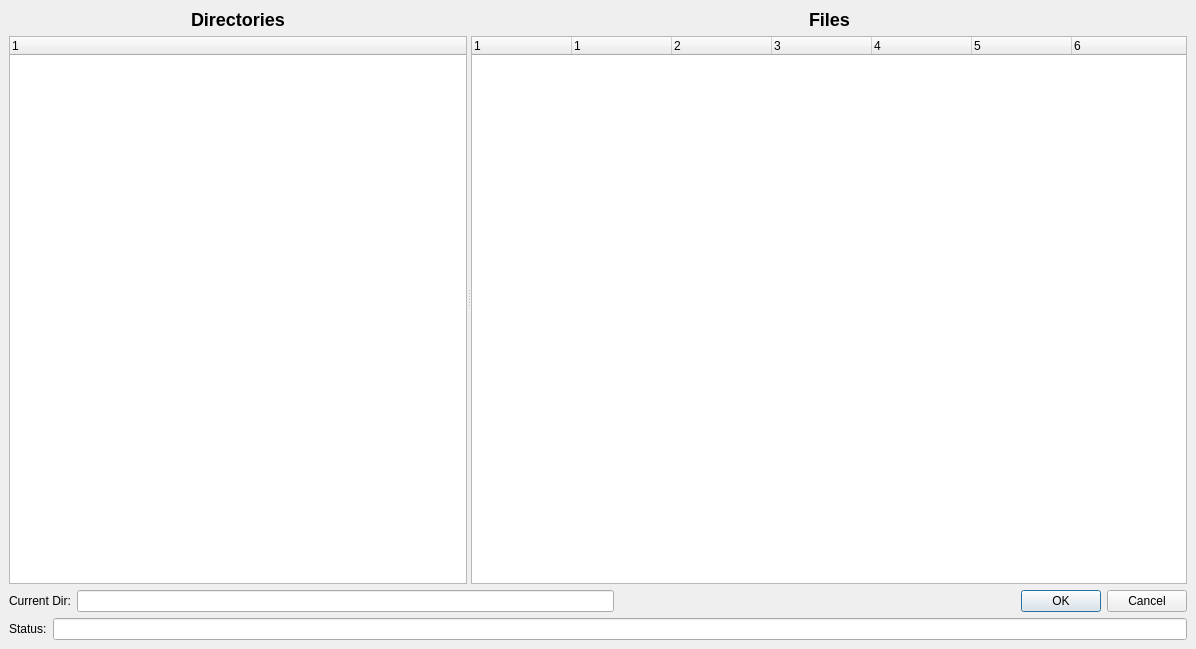
This is bacula/src/qt-console/restore/restore.ui in rkorzeniewski/bacula as Qt 5 draws it before an edit. The edited form follows.
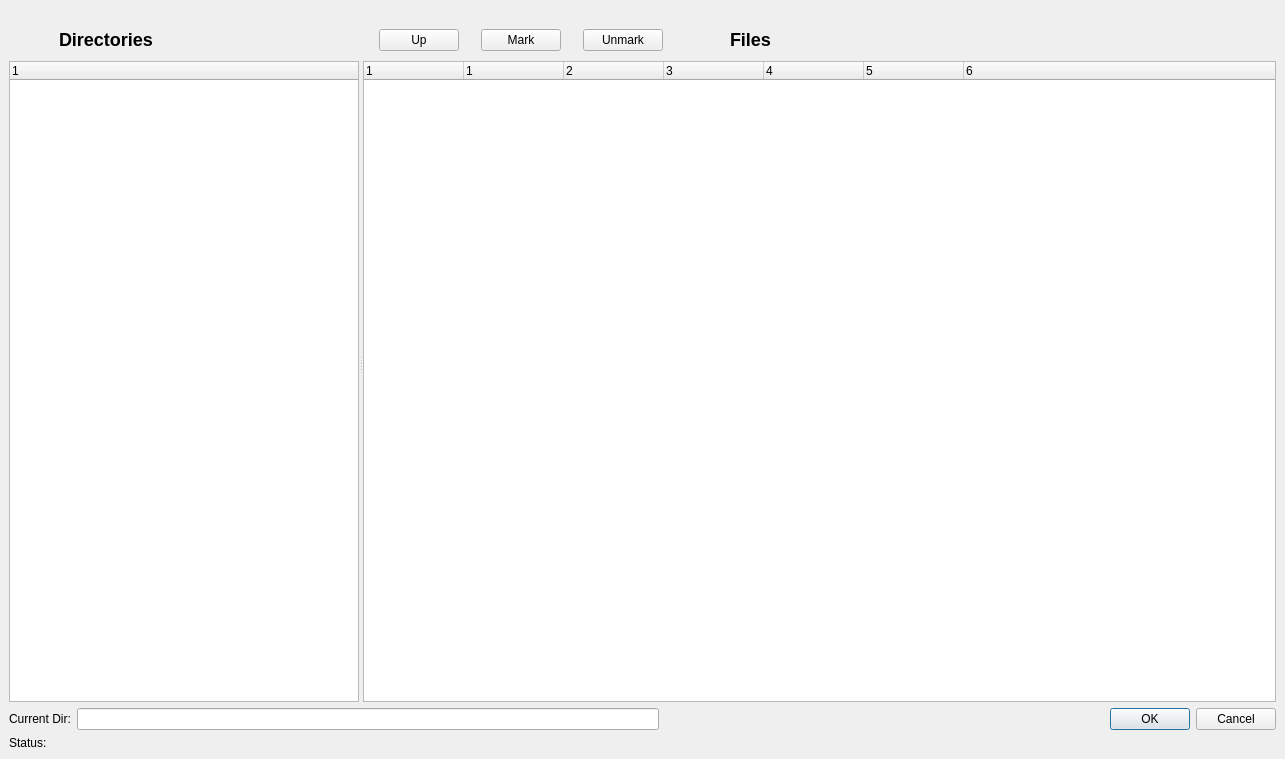
This is the edited form. Icons and pictures are not drawn.

```diff
--- a/bacula/src/qt-console/restore/restore.ui
+++ b/bacula/src/qt-console/restore/restore.ui
@@ -5,8 +5,8 @@
    <rect>
     <x>0</x>
     <y>0</y>
-    <width>1196</width>
-    <height>649</height>
+    <width>1285</width>
+    <height>759</height>
    </rect>
   </property>
   <property name="windowTitle" >
@@ -19,12 +19,28 @@
    <property name="spacing" >
     <number>6</number>
    </property>
+   <item>
+    <spacer>
+     <property name="orientation" >
+      <enum>Qt::Vertical</enum>
+     </property>
+     <property name="sizeType" >
+      <enum>QSizePolicy::Fixed</enum>
+     </property>
+     <property name="sizeHint" >
+      <size>
+       <width>20</width>
+       <height>16</height>
+      </size>
+     </property>
+    </spacer>
+   </item>
    <item>
     <widget class="QSplitter" name="splitter" >
      <property name="orientation" >
       <enum>Qt::Horizontal</enum>
      </property>
-     <widget class="QWidget" name="" >
+     <widget class="QWidget" name="layoutWidget" >
       <layout class="QVBoxLayout" >
        <property name="margin" >
         <number>0</number>
@@ -45,10 +61,13 @@
            <property name="orientation" >
             <enum>Qt::Horizontal</enum>
            </property>
+           <property name="sizeType" >
+            <enum>QSizePolicy::Preferred</enum>
+           </property>
            <property name="sizeHint" >
             <size>
-             <width>40</width>
-             <height>20</height>
+             <width>50</width>
+             <height>30</height>
             </size>
            </property>
           </spacer>
@@ -65,10 +84,13 @@
            <property name="orientation" >
             <enum>Qt::Horizontal</enum>
            </property>
+           <property name="sizeType" >
+            <enum>QSizePolicy::Preferred</enum>
+           </property>
            <property name="sizeHint" >
             <size>
-             <width>40</width>
-             <height>20</height>
+             <width>50</width>
+             <height>30</height>
             </size>
            </property>
           </spacer>
@@ -79,7 +101,7 @@
         <widget class="QTreeWidget" name="treeWidget" >
          <property name="sizePolicy" >
           <sizepolicy>
-           <hsizetype>7</hsizetype>
+           <hsizetype>5</hsizetype>
            <vsizetype>7</vsizetype>
            <horstretch>1</horstretch>
            <verstretch>1</verstretch>
@@ -87,7 +109,7 @@
          </property>
          <property name="minimumSize" >
           <size>
-           <width>100</width>
+           <width>60</width>
            <height>0</height>
           </size>
          </property>
@@ -118,7 +140,7 @@
        </item>
       </layout>
      </widget>
-     <widget class="QWidget" name="" >
+     <widget class="QWidget" name="layoutWidget" >
       <layout class="QVBoxLayout" >
        <property name="margin" >
         <number>0</number>
@@ -138,6 +160,111 @@
           <spacer>
            <property name="orientation" >
             <enum>Qt::Horizontal</enum>
+           </property>
+           <property name="sizeType" >
+            <enum>QSizePolicy::Fixed</enum>
+           </property>
+           <property name="sizeHint" >
+            <size>
+             <width>16</width>
+             <height>20</height>
+            </size>
+           </property>
+          </spacer>
+         </item>
+         <item>
+          <widget class="QPushButton" name="upButton" >
+           <property name="sizePolicy" >
+            <sizepolicy>
+             <hsizetype>5</hsizetype>
+             <vsizetype>0</vsizetype>
+             <horstretch>0</horstretch>
+             <verstretch>0</verstretch>
+            </sizepolicy>
+           </property>
+           <property name="text" >
+            <string>Up</string>
+           </property>
+           <property name="icon" >
+            <iconset>../images/up.png</iconset>
+           </property>
+          </widget>
+         </item>
+         <item>
+          <spacer>
+           <property name="orientation" >
+            <enum>Qt::Horizontal</enum>
+           </property>
+           <property name="sizeType" >
+            <enum>QSizePolicy::Fixed</enum>
+           </property>
+           <property name="sizeHint" >
+            <size>
+             <width>16</width>
+             <height>20</height>
+            </size>
+           </property>
+          </spacer>
+         </item>
+         <item>
+          <widget class="QPushButton" name="markButton" >
+           <property name="sizePolicy" >
+            <sizepolicy>
+             <hsizetype>5</hsizetype>
+             <vsizetype>0</vsizetype>
+             <horstretch>0</horstretch>
+             <verstretch>0</verstretch>
+            </sizepolicy>
+           </property>
+           <property name="text" >
+            <string>Mark</string>
+           </property>
+           <property name="icon" >
+            <iconset>../images/mark.png</iconset>
+           </property>
+          </widget>
+         </item>
+         <item>
+          <spacer>
+           <property name="orientation" >
+            <enum>Qt::Horizontal</enum>
+           </property>
+           <property name="sizeType" >
+            <enum>QSizePolicy::Fixed</enum>
+           </property>
+           <property name="sizeHint" >
+            <size>
+             <width>16</width>
+             <height>20</height>
+            </size>
+           </property>
+          </spacer>
+         </item>
+         <item>
+          <widget class="QPushButton" name="unmarkButton" >
+           <property name="sizePolicy" >
+            <sizepolicy>
+             <hsizetype>5</hsizetype>
+             <vsizetype>0</vsizetype>
+             <horstretch>0</horstretch>
+             <verstretch>0</verstretch>
+            </sizepolicy>
+           </property>
+           <property name="text" >
+            <string>Unmark</string>
+           </property>
+           <property name="icon" >
+            <iconset>../images/unmark.png</iconset>
+           </property>
+          </widget>
+         </item>
+         <item>
+          <spacer>
+           <property name="orientation" >
+            <enum>Qt::Horizontal</enum>
+           </property>
+           <property name="sizeType" >
+            <enum>QSizePolicy::Fixed</enum>
            </property>
            <property name="sizeHint" >
             <size>
@@ -161,8 +288,8 @@
            </property>
            <property name="sizeHint" >
             <size>
-             <width>91</width>
-             <height>20</height>
+             <width>261</width>
+             <height>30</height>
             </size>
            </property>
           </spacer>
@@ -309,13 +436,33 @@
      </property>
      <item>
       <widget class="QLabel" name="label_4" >
+       <property name="sizePolicy" >
+        <sizepolicy>
+         <hsizetype>0</hsizetype>
+         <vsizetype>0</vsizetype>
+         <horstretch>0</horstretch>
+         <verstretch>0</verstretch>
+        </sizepolicy>
+       </property>
        <property name="text" >
         <string>Status:</string>
        </property>
       </widget>
      </item>
      <item>
-      <widget class="QLineEdit" name="lineEdit_2" />
+      <widget class="QLabel" name="statusLine" >
+       <property name="sizePolicy" >
+        <sizepolicy>
+         <hsizetype>5</hsizetype>
+         <vsizetype>0</vsizetype>
+         <horstretch>0</horstretch>
+         <verstretch>0</verstretch>
+        </sizepolicy>
+       </property>
+       <property name="text" >
+        <string/>
+       </property>
+      </widget>
      </item>
     </layout>
    </item>
```
Left out of the diff: 43 changed lines with no effect on the pictures.
